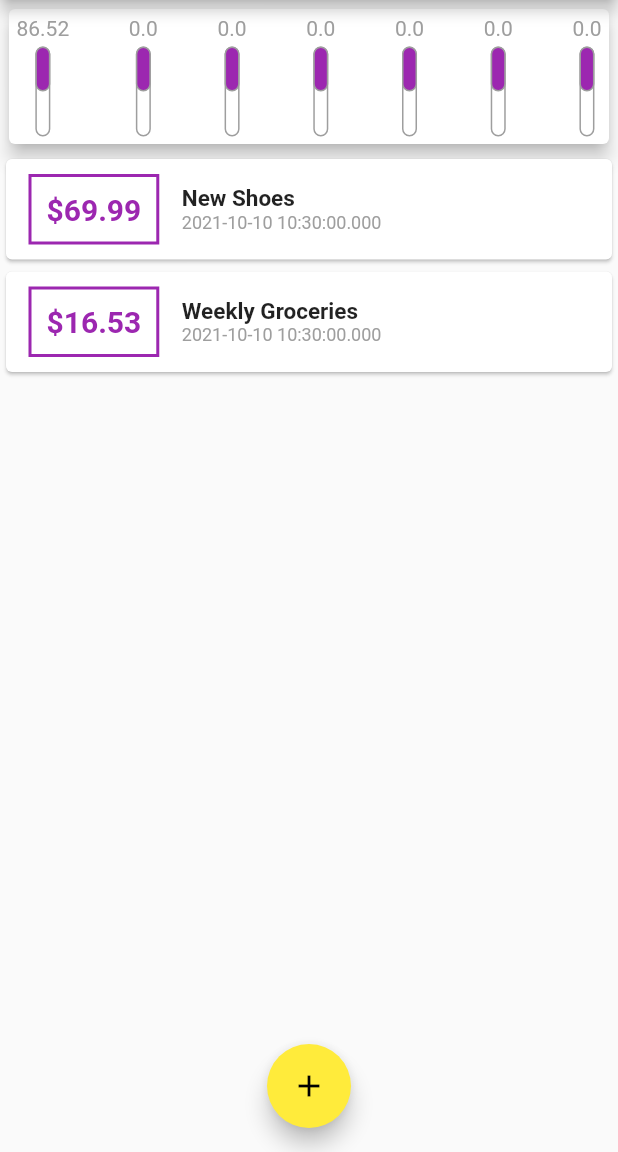
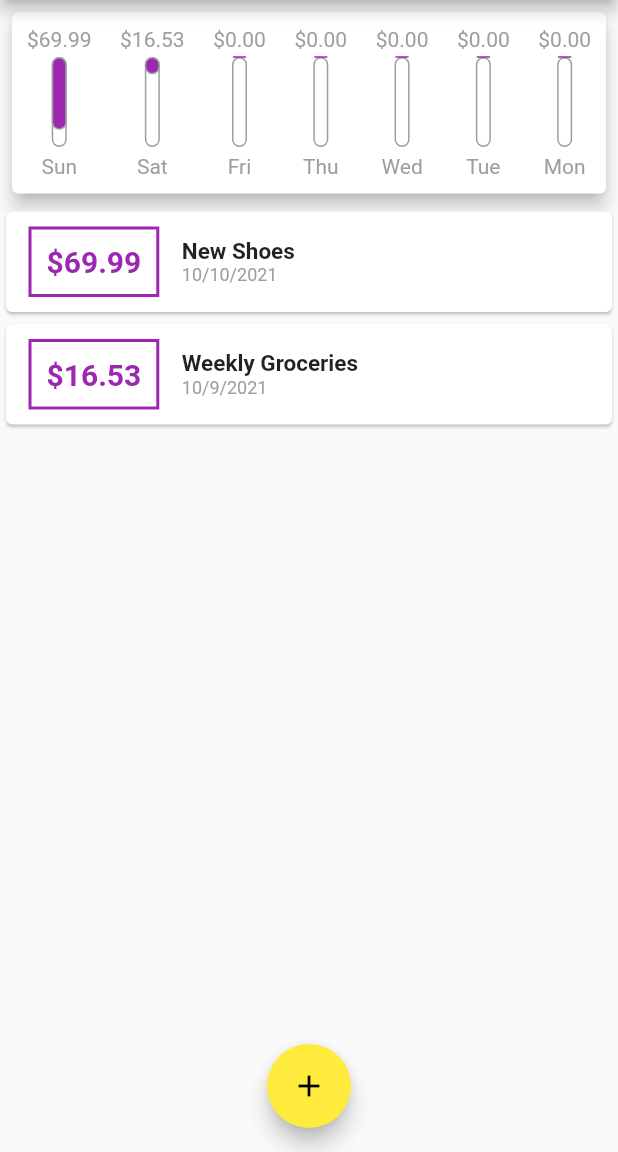
Before and after one commit to ashrafmansuri/flutter_expense, a Flutter app: the screen it shows after launch, on a phone screen of 412 x 824 dp, the part 84-1236 px from its top. Run offline on Flutter 3.47's test engine with Material 2 defaults, Android fonts, the phone set to English and light mode, and no system bars; Roboto replaces fonts that are missing (OpenSans).

Commit message:
Improved Chart

```diff
--- a/lib/main.dart
+++ b/lib/main.dart
@@ -38,7 +38,7 @@ class _MyHomePageState extends State<MyHomePage> {
       id: 't2',
       title: 'Weekly Groceries',
       amount: 16.53,
-      date: DateTime.now(),
+      date: DateTime.parse("2021-10-09"),
     ),
   ];
 
--- a/lib/widgets/chart.dart
+++ b/lib/widgets/chart.dart
@@ -25,20 +25,27 @@ List<Map<String,Object>> get tx {
     return {'day' : DateFormat.E().format(weekDay) ,'sumDay':sumDay};
   });
 }
+
+
+double get totalSum{
+  return recTx.fold(0.0, (sum, index) {
+    return sum = sum + index.amount;
+  });
+}
   @override
   Widget build(BuildContext context) {
     print(tx);
     return Container(
       child:Padding(
-        padding: const EdgeInsets.all(2.0),
+        padding: const EdgeInsets.all(4.0),
         child: Card(
           elevation: 5,
                 child: Padding(
-                  padding: const EdgeInsets.all(5.0),
+                  padding: const EdgeInsets.all(10.0),
                   child: Row(
                     mainAxisAlignment: MainAxisAlignment.spaceBetween,
                     children:tx.map((e) {
-                    return chartBar(e['day'], e['sumDay'], e['sumDay']);
+                    return ChartBar(e['day'], e['sumDay'], (e['sumDay'] as double) / totalSum);
                   }).toList(),),
                 ),),
       ),
--- a/lib/widgets/chartbar.dart
+++ b/lib/widgets/chartbar.dart
@@ -1,13 +1,11 @@
-
 import 'package:flutter/material.dart';
 
-class chartBar extends StatelessWidget {
+class ChartBar extends StatelessWidget {
   final String _day;
   final double _sumDay;
   final double _pcTotal;
 
-
-  chartBar(this._day,this._sumDay,this._pcTotal);
+  ChartBar(this._day, this._sumDay, this._pcTotal);
 
   @override
   Widget build(BuildContext context) {
@@ -16,38 +14,39 @@ class chartBar extends StatelessWidget {
         children: [
           Container(
             child: Text(
-              _sumDay.toString(),
+              "\$${_sumDay.toStringAsFixed(2)}",
               style: TextStyle(color: Colors.grey),
             ),
           ),
-          SizedBox(height:4),
+          SizedBox(height: 4),
           Container(
             height: 60,
             width: 10,
-            child: Stack(children: [
-              Container(decoration: BoxDecoration(
+            child: Stack(
+              children: [
+                Container(
+                  decoration: BoxDecoration(
                       borderRadius: BorderRadius.circular(20),
-                border: Border.all( width: 1,color: Colors.grey
-
-                )
-              ),
-
-
+                      border: Border.all(width: 1, color: Colors.grey)),
                 ),
                 FractionallySizedBox(
-
-                heightFactor: 0.5,
-                child: Container(decoration: BoxDecoration(
+                  heightFactor: _pcTotal,
+                  child: Container(
+                    decoration: BoxDecoration(
                         borderRadius: BorderRadius.circular(20),
-
                         color: Theme.of(context).primaryColor,
-                border: Border.all( width: 1,color: Colors.grey)
-              ),
-
-
+                        border: Border.all(width: 1, color: Colors.grey)),
                   ),
                 )
-            ],),
+              ],
+            ),
+          ),
+          SizedBox(height: 5,),
+          Container(
+            child: Text(
+              _day.toString(),
+              style: TextStyle(color: Colors.grey),
+            ),
           )
         ],
       ),
--- a/lib/widgets/transactionList.dart
+++ b/lib/widgets/transactionList.dart
@@ -1,4 +1,5 @@
 import 'package:flutter/material.dart';
+import 'package:intl/intl.dart';
 import '../models/transaction.dart';
 
 class TransactionList extends StatelessWidget {
@@ -62,7 +63,7 @@ class TransactionList extends StatelessWidget {
                                   fontWeight: FontWeight.bold, fontSize: 15),
                             ),
                             Text(
-                              transactions[index].date.toString(),
+                              DateFormat.yMd().format(transactions[index].date),
                               style:
                                   TextStyle(color: Colors.grey, fontSize: 12),
                             ),
```
Lines whose indentation alone changed are shown as unchanged.
